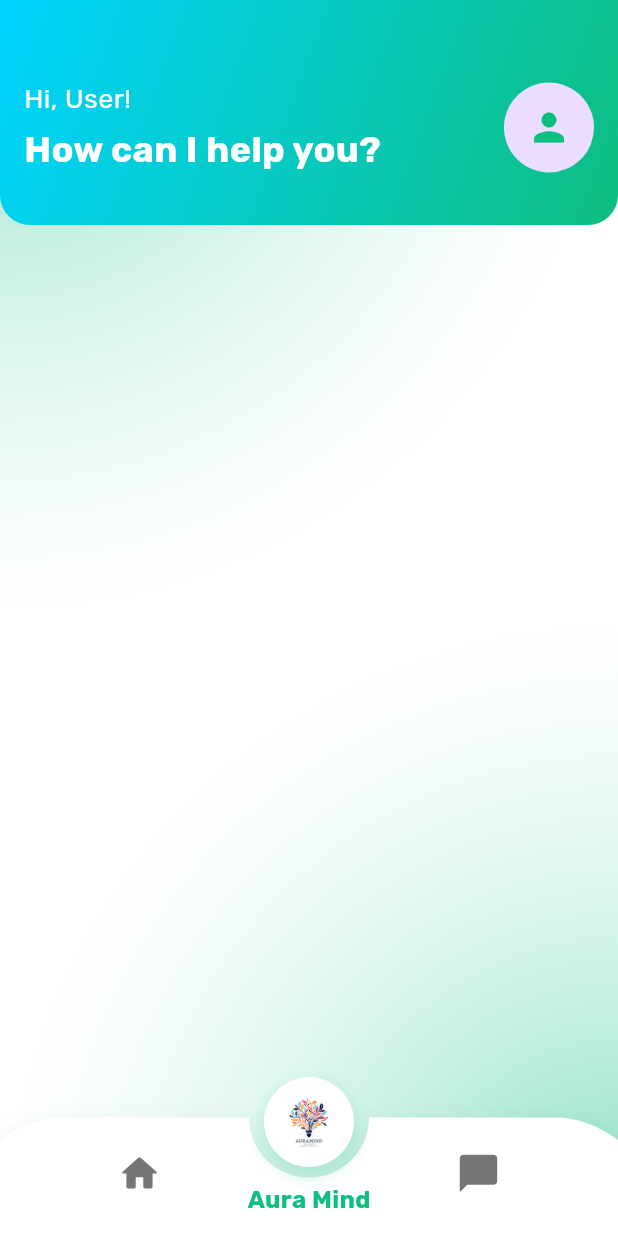
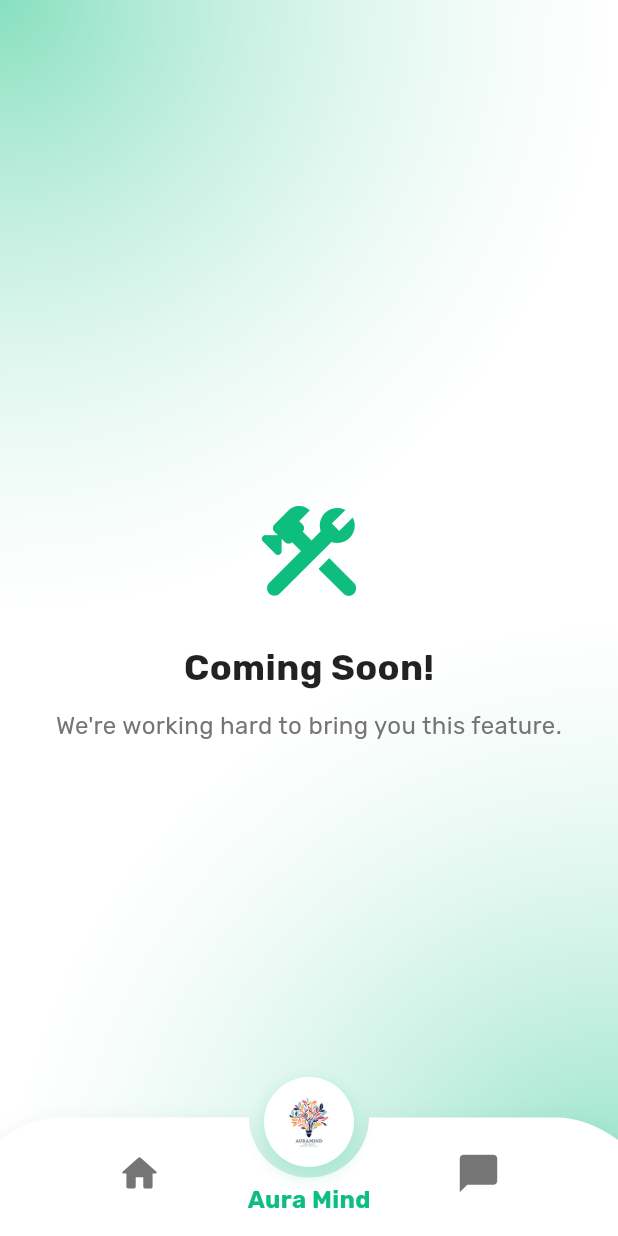
Before and after one commit to mr-j-shah/Counselling-App, a Flutter app: the HomeMainwidget screen opened directly, item 2 of the bottom bar chosen, on a phone screen of 412 x 824 dp. Run offline on Flutter 3.47's test engine with Material 3 defaults, Android fonts, the phone set to English and light mode, and no system bars; our stand-ins replace audioplayers, carousel_slider, cloud_firestore, dio, firebase_auth, firebase_core and 12 more; accounts and stored records are empty; project files that could hold a hidden picture were left out.

Commit message:
Feat(Coming Soon) : Create Coming Soon UI for the some of Screen.

```diff
--- /dev/null
+++ b/lib/app/views/AppWidgets/ComingSoonWidget.dart
@@ -0,0 +1,48 @@
+import 'package:flutter/material.dart';
+import 'package:project_counselling/app/views/AppWidgets/AppText.dart';
+import 'package:project_counselling/app/views/Utils/Colors.dart';
+import 'package:project_counselling/app/views/Utils/Dimensions.dart';
+
+class ComingSoonWidget extends StatelessWidget {
+  final String title;
+  final String subtitle;
+  final IconData icon;
+
+  const ComingSoonWidget({
+    super.key,
+    this.title = "Coming Soon!",
+    this.subtitle = "We're working hard to bring you this feature.",
+    this.icon = Icons.construction_rounded,
+  });
+
+  @override
+  Widget build(BuildContext context) {
+    Dimensions.init(context);
+    return Center(
+      child: Column(
+        mainAxisAlignment: MainAxisAlignment.center,
+        children: [
+          Icon(
+            icon,
+            size: Dimensions.font(80),
+            color: primaryColor,
+          ),
+          SizedBox(height: Dimensions.height(20)),
+          AppText(
+            text: title,
+            fontSize: 24,
+            fontWeight: FontWeight.bold,
+            color: Colors.black87,
+          ),
+          SizedBox(height: Dimensions.height(10)),
+          AppText(
+            text: subtitle,
+            fontSize: 16,
+            color: Colors.grey.shade600,
+            align: TextAlign.center,
+          ),
+        ],
+      ),
+    );
+  }
+}
--- a/lib/app/views/Presentation/HomeScreen/widgets/HomeAppbar.dart
+++ b/lib/app/views/Presentation/HomeScreen/widgets/HomeAppbar.dart
@@ -19,8 +19,8 @@ class Homeappbar extends StatelessWidget {
             clipBehavior: Clip.none,
             children: [
               AnimatedContainer(
-                duration: Duration(seconds: 1),
-                height: _homecontroller.appBarOpacity.value?Dimensions.height(200):Dimensions.height(150),
+                duration: Duration(milliseconds: 500),
+                height: _homecontroller.appBarOpacity.value?Dimensions.height(200):0,
                 decoration: BoxDecoration(
                   borderRadius: BorderRadius.only(
                     bottomLeft: Radius.circular(Dimensions.radius(20)),
@@ -32,6 +32,9 @@ class Homeappbar extends StatelessWidget {
                     end: Alignment.bottomRight,
                   ),
                 ),
+                child: AnimatedOpacity(
+                  duration: Duration(milliseconds: 200),
+                  opacity:_homecontroller.appBarOpacity.value?1:0,
                   child: Padding(
                     padding: EdgeInsets.only(
                       top: Dimensions.padding(20),
@@ -74,6 +77,7 @@ class Homeappbar extends StatelessWidget {
                     ),
                   ),
                 ),
+              ),
 
               // Positioned Search Box
               Positioned(
@@ -82,7 +86,7 @@ class Homeappbar extends StatelessWidget {
                 right: Dimensions.width(20),
                 child: AnimatedOpacity(
                   opacity:_homecontroller.appBarOpacity.value?1:0,
-                  duration: Duration(seconds: 1),
+                  duration: Duration(milliseconds: 500),
                   child: Material(
                     elevation: 6,
                     borderRadius: BorderRadius.circular(Dimensions.radius(16)),
--- a/lib/app/views/Presentation/HomeScreen/widgets/HomeMainWidget.dart
+++ b/lib/app/views/Presentation/HomeScreen/widgets/HomeMainWidget.dart
@@ -1,21 +1,19 @@
 import 'package:carousel_slider/carousel_options.dart';
 import 'package:carousel_slider/carousel_slider.dart';
 import 'package:flutter/material.dart';
-import 'package:flutter_svg/svg.dart';
 import 'package:get/get.dart';
 import 'package:project_counselling/app/data/models/Doctor.dart';
 import 'package:project_counselling/app/routers/AppRoutes.dart';
-import 'package:project_counselling/app/views/AppWidgets/AppText.dart';
 import 'package:project_counselling/app/views/AppWidgets/DefaultBackground.dart';
 import 'package:project_counselling/app/views/Presentation/HomeScreen/controller/HomeController.dart';
 import 'package:project_counselling/app/views/Presentation/HomeScreen/widgets/AvatarCard.dart';
 import 'package:project_counselling/app/views/Presentation/HomeScreen/widgets/DoctorCard.dart';
 import 'package:project_counselling/app/views/Presentation/HomeScreen/widgets/HomeAppbar.dart';
 import 'package:project_counselling/app/views/Presentation/HomeScreen/widgets/HomeBottomnavigation.dart';
-import 'package:project_counselling/app/views/Presentation/HomeScreen/widgets/SlideToBegin.dart';
 import 'package:project_counselling/app/views/Utils/Dimensions.dart';
 
 import '../../../../Constants/AppAssets.dart';
+import '../../../AppWidgets/ComingSoonWidget.dart';
 import 'HomeScreenSectionTitle.dart';
 import 'StartFreeSessionCard.dart';
 
@@ -66,7 +64,7 @@ class HomeMainwidget extends StatelessWidget {
                     autoPlayCurve: Curves.linear,
                     enableInfiniteScroll: true,
                     autoPlayAnimationDuration: Duration(seconds: 2),
-                    autoPlayInterval: const Duration(seconds: 10),
+                    autoPlayInterval: const Duration(seconds: 5),
                     viewportFraction: 1,
                   ),
                 ),
@@ -117,45 +115,11 @@ class HomeMainwidget extends StatelessWidget {
   }
 
   Widget _buildFavoritesTabContent(BuildContext context) {
-    return SafeArea(
-      child: Column(
-        children: [
-          // SizedBox(height: Dimensions.height(20)),
-          // Padding(
-          //   padding: const EdgeInsets.symmetric(
-          //     horizontal: 20,
-          //     vertical: 0,
-          //   ),
-          //   child: Material(
-          //     elevation: 6,
-          //     borderRadius: BorderRadius.circular(Dimensions.radius(16)),
-          //     child: SizedBox(
-          //       width: double.maxFinite,
-          //       child: Padding(
-          //         padding: EdgeInsets.all(Dimensions.padding(15)),
-          //         child: Column(
-          //           mainAxisAlignment: MainAxisAlignment.start,
-          //           children: [
-          //             SizedBox(height: Dimensions.height(12)),
-          //             Image.asset(Appassets.BreathingExerciseImage,width: Dimensions.width(200)),
-          //             SizedBox(height: Dimensions.height(14)),
-          //             SlideToBegin(onSlideCompleted: () =>
-          //                 Get.toNamed(Routes.BREATHING_EXERCISE_SCREEN), text: "Box Breathing",)
-          //           ],
-          //         ),
-          //       ),
-          //     ),
-          //   ),
-          // ),
-        ],
-      ),
-    );
+    return const ComingSoonWidget();
   }
 
   Widget _buildBookingsTabContent(BuildContext context) {
-    return const Center(
-      child: Text("Bookings/Journal Content", style: TextStyle(fontSize: 18)),
-    );
+    return const ComingSoonWidget();
   }
 
   Widget _buildChatTabContent(BuildContext context) {
@@ -178,8 +142,6 @@ class HomeMainwidget extends StatelessWidget {
                   return _buildFavoritesTabContent(context);
                 case 2:
                   return _buildBookingsTabContent(context);
-                case 3:
-                  return _buildChatTabContent(context);
                 default:
                   return _buildHomeTabContent(
                     context,
```
Lines whose indentation alone changed are shown as unchanged.
